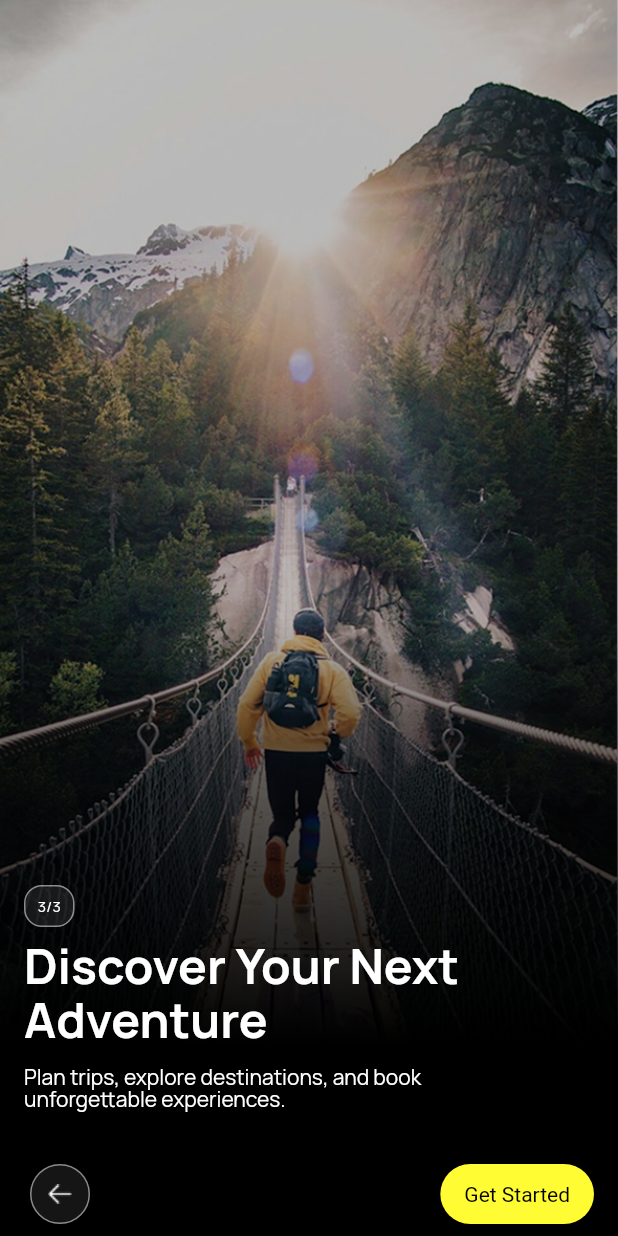
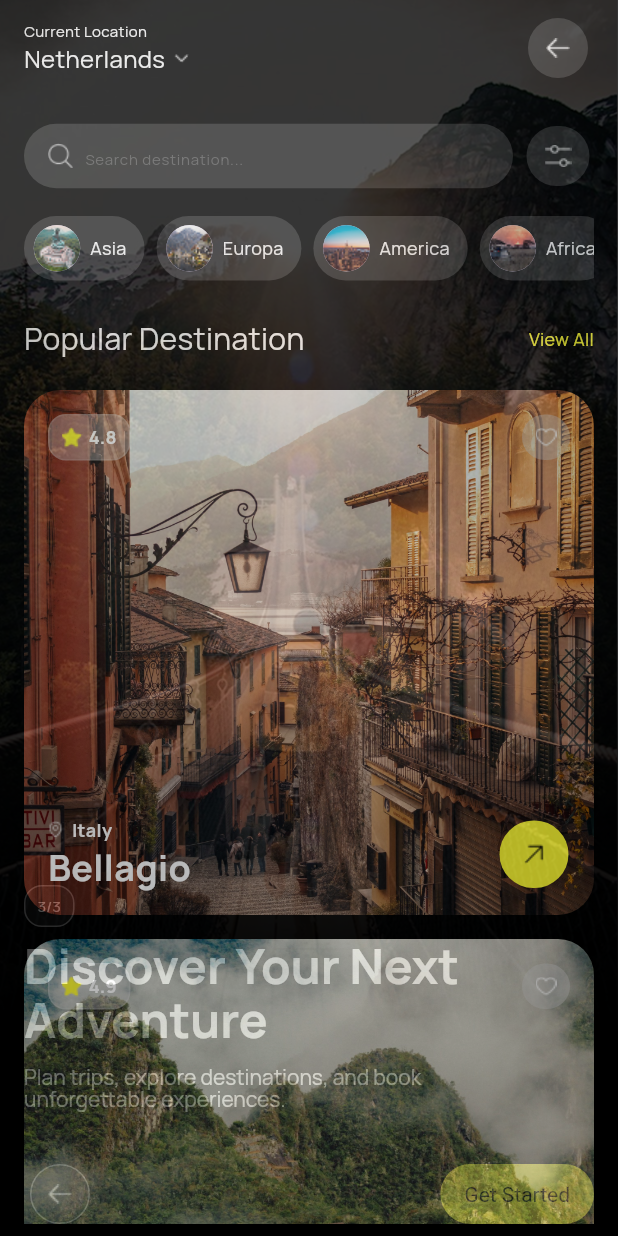
Before and after one commit to diegxperez/semana02_flutter, a Flutter app: the Onboarding screen opened directly, after a tap on "Get Started", on a phone screen of 412 x 824 dp. Run offline on Flutter 3.47's test engine with Material 3 defaults, Android fonts, the light colour scheme and no system bars; our stand-ins replace google_fonts.

Commit message:
feat: Implement navigation between Onboarding, Home, and Details screens

```diff
--- a/lib/presentation/screens/borrador.dart
+++ /dev/null
@@ -1 +0,0 @@
-//
--- a/lib/presentation/screens/home_page.dart
+++ b/lib/presentation/screens/home_page.dart
@@ -1,6 +1,8 @@
 import 'package:flutter/material.dart';
+import 'package:flutter/services.dart';
 import 'package:semana02_tarea/presentation/util/custom_icon_button.dart';
 import 'package:semana02_tarea/presentation/widgets/custom_listview.dart';
+import 'package:semana02_tarea/presentation/widgets/custom_listview_cards.dart';
 
 class HomePage extends StatelessWidget {
   const HomePage({super.key});
@@ -38,7 +40,10 @@ class HomePage extends StatelessWidget {
                 ]),
                 CustomIconButton(
                   imagePath: 'lib/assets/icons/left-arrow.png',
-                )
+                  onPressed: () {
+                    Navigator.pop(context);
+                  },
+                ),
               ],
             ),
             SizedBox(height: 24),
@@ -81,7 +86,7 @@ class HomePage extends StatelessWidget {
                 SizedBox(
                   width: 6,
                 ),
-                CustomIconButton(imagePath: 'lib/assets/icons/Search.png')
+                CustomIconButton(imagePath: 'lib/assets/icons/Config.png')
               ],
             ),
             SizedBox(
@@ -97,8 +102,11 @@ class HomePage extends StatelessWidget {
               children: [
                 Text(
                   'Popular Destination',
-                  style:
-                      TextStyle(fontSize: 20, color: Colors.white, height: 0.27),
+                  style: TextStyle(
+                    fontSize: 20,
+                    color: Colors.white,
+                    height: 0.27,
+                  ),
                 ),
                 Text(
                   'View All',
@@ -106,7 +114,11 @@ class HomePage extends StatelessWidget {
                       fontSize: 12, color: Color(0xFFFFFC33), height: 0.16),
                 ),
               ],
-            )
+            ),
+            SizedBox(
+              height: 32,
+            ),
+            CustomListviewCards(),
           ],
         ),
       )),
--- a/lib/presentation/screens/onboarding.dart
+++ b/lib/presentation/screens/onboarding.dart
@@ -1,4 +1,6 @@
 import 'package:flutter/material.dart';
+import 'package:flutter/services.dart';
+import 'package:semana02_tarea/presentation/screens/home_page.dart';
 import 'package:semana02_tarea/presentation/util/custom_icon_button.dart';
 import 'package:semana02_tarea/presentation/util/custom_text_button.dart';
 import 'package:semana02_tarea/presentation/widgets/custom_background_image.dart';
@@ -55,7 +57,6 @@ class Onboarding extends StatelessWidget {
                   'Plan trips, explore destinations, and book\nunforgettable experiences.',
                   style: TextStyle(
                     color: Colors.white,
-                    // fontWeight: FontWeight.w600,
                     fontSize: 14,
                     letterSpacing: 0,
                     height: 1.1,
@@ -71,9 +72,56 @@ class Onboarding extends StatelessWidget {
                       buttonBackgroundColor: buttonBackgroundColor,
                       imagePath: 'lib/assets/icons/left-arrow.png',
                       showBorder: true,
+                      onPressed: () async {
+                        final result = await showDialog(
+                          context: context,
+                          builder: (context) => AlertDialog(
+                            title:
+                                const Text('¿Quieres abandonar la aplicacion?'),
+                            actions: [
+                              TextButton(
+                                onPressed: () => Navigator.pop(context, false),
+                                child: const Text('No'),
+                              ),
+                              TextButton(
+                                onPressed: () => Navigator.pop(context, true),
+                                child: const Text('Si'),
+                              ),
+                            ],
+                          ),
+                        );
+                        if (result == true) {
+                          SystemNavigator.pop();
+                        }
+                      },
                     ),
                     CustomTextButton(
                       text: 'Get Started',
+                      onPressed: () {
+                        Navigator.push(
+                          context,
+                          PageRouteBuilder(
+                              pageBuilder:
+                                  (context, animation, secondaryAnimation) =>
+                                      HomePage(),
+                              transitionsBuilder: (context, animation,
+                                  secondaryAnimation, child) {
+                                const begin = 0.0;
+                                const end = 1.0;
+                                final tween = Tween(begin: begin, end: end);
+                                final curvedAnimation = CurvedAnimation(
+                                  parent: animation,
+                                  curve: Curves.easeInBack,
+                                );
+
+                                return FadeTransition(
+                                    opacity: tween.animate(curvedAnimation),
+                                    child: child);
+                              },
+                              transitionDuration:
+                                  const Duration(milliseconds: 1200)),
+                        );
+                      },
                     ),
                   ],
                 )
--- /dev/null
+++ b/lib/presentation/util/custom_card.dart
@@ -0,0 +1,130 @@
+import 'package:flutter/material.dart';
+import 'package:semana02_tarea/presentation/util/custom_icon_button.dart';
+
+class CustomCard extends StatelessWidget {
+  final String rating;
+  final String country;
+  final String city;
+  final String imagepath;
+  final VoidCallback? onPressed;
+
+  const CustomCard({
+    super.key,
+    required this.rating,
+    required this.country,
+    required this.city,
+    required this.imagepath,
+    this.onPressed,
+  });
+
+  @override
+  Widget build(BuildContext context) {
+    return Container(
+      width: double.infinity,
+      height: 350,
+      padding: EdgeInsets.all(16.0),
+      margin: const EdgeInsets.only(bottom: 16),
+      decoration: BoxDecoration(
+        borderRadius: BorderRadius.circular(24.0),
+        image: DecorationImage(
+          image: AssetImage(imagepath),
+          fit: BoxFit.cover,
+        ),
+      ),
+      child: Column(
+        mainAxisAlignment: MainAxisAlignment.spaceBetween,
+        // crossAxisAlignment:rossAxisAlignment.start,
+        children: [
+          Row(
+            mainAxisAlignment: MainAxisAlignment.spaceBetween,
+            children: [
+              Container(
+                padding: const EdgeInsets.symmetric(horizontal: 8, vertical: 6),
+                decoration: BoxDecoration(
+                  color: Color(0xFFD4D4D4).withValues(alpha: 0.4),
+                  borderRadius: BorderRadius.circular(12),
+                  border: Border.all(
+                    width: 1,
+                    color: Colors.white.withValues(alpha: 0.1),
+                  ),
+                ),
+                child: Row(
+                  children: [
+                    Image.asset('lib/assets/icons/Star.png'),
+                    SizedBox(
+                      width: 4,
+                    ),
+                    Text(
+                      rating,
+                      style: TextStyle(
+                        fontSize: 12,
+                        color: Colors.white,
+                        fontWeight: FontWeight.bold,
+                      ),
+                    ),
+                  ],
+                ),
+              ),
+              Container(
+                padding: const EdgeInsets.symmetric(horizontal: 4, vertical: 4),
+                decoration: BoxDecoration(
+                  color: Color(0xFFD4D4D4).withValues(alpha: 0.4),
+                  borderRadius: BorderRadius.circular(50),
+                ),
+                child: Row(
+                  children: [
+                    Image.asset(
+                      'lib/assets/icons/Heart.png',
+                      width: 24,
+                    ),
+                  ],
+                ),
+              ),
+            ],
+          ),
+          Row(
+            mainAxisAlignment: MainAxisAlignment.spaceBetween,
+            children: [
+              Column(
+                crossAxisAlignment: CrossAxisAlignment.start,
+                children: [
+                  Row(
+                    spacing: 6,
+                    children: [
+                      InkWell(
+                        onTap: () {},
+                        child: Image.asset('lib/assets/icons/MapPin.png'),
+                      ),
+                      Text(
+                        country,
+                        style: TextStyle(
+                          color: Colors.white,
+                          fontSize: 12,
+                          height: 16 / 12,
+                          fontWeight: FontWeight.w700,
+                        ),
+                      ),
+                    ],
+                  ),
+                  Text(
+                    city,
+                    style: TextStyle(
+                        color: Colors.white,
+                        fontSize: 24,
+                        height: 33 / 24,
+                        fontWeight: FontWeight.bold),
+                  )
+                ],
+              ),
+              CustomIconButton(
+                imagePath: 'lib/assets/icons/ArrowUpRight.png',
+                buttonBackgroundColor: Color(0xFFFFFC33),
+                onPressed: onPressed ?? () {},
+              )
+            ],
+          )
+        ],
+      ),
+    );
+  }
+}
--- a/lib/presentation/util/custom_icon_button.dart
+++ b/lib/presentation/util/custom_icon_button.dart
@@ -4,18 +4,20 @@ class CustomIconButton extends StatelessWidget {
   final String imagePath;
   final Color buttonBackgroundColor;
   final bool showBorder;
+  final VoidCallback? onPressed;
 
   const CustomIconButton({
     super.key,
     required this.imagePath,
     this.buttonBackgroundColor = const Color(0xFF2C2C2C),
     this.showBorder = false,
+    this.onPressed,
   });
 
   @override
   Widget build(BuildContext context) {
     return IconButton(
-      onPressed: () {},
+      onPressed: onPressed ?? () {},
       icon: Image.asset(imagePath),
       style: IconButton.styleFrom(
         backgroundColor: buttonBackgroundColor,
--- a/lib/presentation/util/custom_text_button.dart
+++ b/lib/presentation/util/custom_text_button.dart
@@ -3,6 +3,7 @@ import 'package:flutter/material.dart';
 class CustomTextButton extends StatelessWidget {
   final Color? backgroundColor;
   final Color? foregroundColor;
+  final VoidCallback? onPressed;
   final double horizontal;
   final double vertical;
   final String text;
@@ -14,12 +15,13 @@ class CustomTextButton extends StatelessWidget {
     this.foregroundColor = const Color(0xFF010101),
     this.horizontal = 16.0,
     this.vertical = 12.0,
+    this.onPressed,
   });
 
   @override
   Widget build(BuildContext context) {
     return TextButton(
-      onPressed: () {},
+      onPressed: onPressed ?? () {},
       style: TextButton.styleFrom(
         backgroundColor: backgroundColor,
         foregroundColor: foregroundColor,
--- /dev/null
+++ b/lib/presentation/widgets/custom_listview_cards.dart
@@ -0,0 +1,65 @@
+import 'package:flutter/material.dart';
+import 'package:semana02_tarea/presentation/screens/details_page.dart';
+import 'package:semana02_tarea/presentation/util/custom_card.dart';
+
+class CustomListviewCards extends StatelessWidget {
+  final List<Map<String, String>> cards = const [
+    {
+      'imagepath': 'lib/assets/images/01_background.jpg',
+      'rating': '4.8',
+      'country': 'Italy',
+      'city': 'Bellagio',
+    },
+    {
+      'imagepath': 'lib/assets/images/02_background.jpg',
+      'rating': '4.9',
+      'country': 'Peru',
+      'city': 'Cuzco',
+    },
+  ];
+
+  const CustomListviewCards({
+    super.key,
+  });
+
+  @override
+  Widget build(BuildContext context) {
+    return Expanded(
+      child: ListView.builder(
+        itemCount: cards.length,
+        itemBuilder: (context, index) {
+          final card = cards[index];
+          return CustomCard(
+            imagepath: card['imagepath']!,
+            rating: card['rating']!,
+            country: card['country']!,
+            city: card['city']!,
+            onPressed: () {
+              Navigator.push(
+                context,
+                PageRouteBuilder(
+                    pageBuilder: (context, animation, secondaryAnimation) =>
+                        DetailsPage(),
+                    transitionsBuilder:
+                        (context, animation, secondaryAnimation, child) {
+                      const begin = 0.0;
+                      const end = 1.0;
+                      final tween = Tween(begin: begin, end: end);
+                      final curvedAnimation = CurvedAnimation(
+                        parent: animation,
+                        curve: Curves.easeInBack,
+                      );
+
+                      return FadeTransition(
+                          opacity: tween.animate(curvedAnimation),
+                          child: child);
+                    },
+                    transitionDuration: const Duration(milliseconds: 1200)),
+              );
+            },
+          );
+        },
+      ),
+    );
+  }
+}
--- a/pubspec.yaml
+++ b/pubspec.yaml
@@ -46,6 +46,7 @@ dev_dependencies:
   # package. See that file for information about deactivating specific lint
   # rules and activating additional ones.
   flutter_lints: ^5.0.0
+  cached_network_image: ^3.4.1
 
 # For information on the generic Dart part of this file, see the
 # following page: https://dart.dev/tools/pub/pubspec
```
Also changed, not shown: lib/main.dart (+7 -1 lines), lib/presentation/screens/details_page.dart (added, +160 -0 lines), lib/presentation/util/custom_info_card.dart (added, +37 -0 lines), lib/assets/icons/ArrowUpRight.png (added), lib/assets/images/01_background.jpg (added), lib/assets/images/02_background.jpg (added), lib/assets/images/DetailsView.png (added), pubspec.lock, 1 other file.
